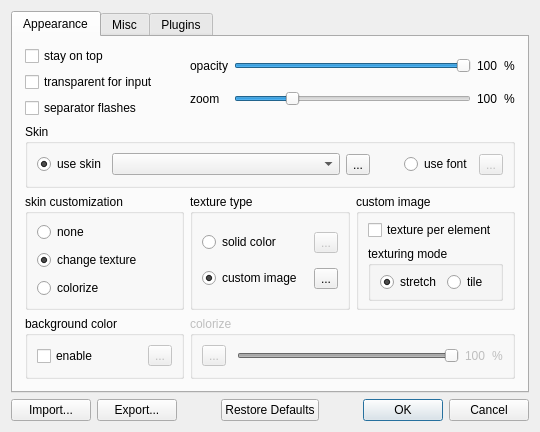
Before: the Qt Designer form digital_clock/gui/settings_dialog.ui in Kolcha/DigitalClock4, drawn with Qt 5.
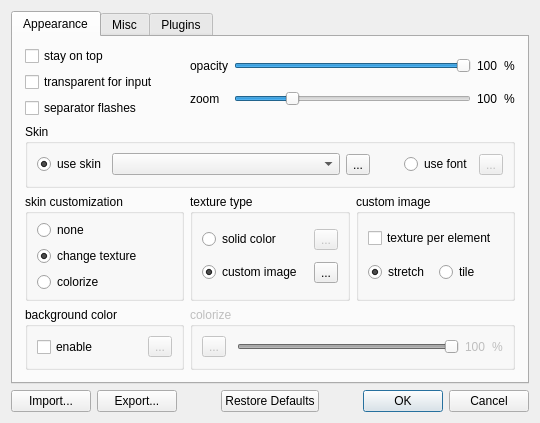
After: the same form once the commit is applied. Icons and pictures are not drawn. Custom widgets are drawn as their Qt base class.

```diff
--- a/digital_clock/gui/settings_dialog.ui
+++ b/digital_clock/gui/settings_dialog.ui
@@ -6,8 +6,8 @@
    <rect>
     <x>0</x>
     <y>0</y>
-    <width>496</width>
-    <height>382</height>
+    <width>512</width>
+    <height>423</height>
    </rect>
   </property>
   <property name="windowTitle">
@@ -368,33 +368,21 @@
          <property name="title">
           <string>custom image</string>
          </property>
-         <layout class="QVBoxLayout" name="image_layout">
+         <layout class="QGridLayout" name="image_layout">
           <property name="topMargin">
            <number>6</number>
           </property>
           <property name="bottomMargin">
            <number>6</number>
           </property>
-          <item>
+          <item row="0" column="0" colspan="2">
            <widget class="QCheckBox" name="txd_per_elem">
             <property name="text">
              <string>texture per element</string>
             </property>
            </widget>
           </item>
-          <item>
-           <widget class="QGroupBox" name="mode_group">
-            <property name="title">
-             <string>texturing mode</string>
-            </property>
-            <layout class="QHBoxLayout" name="mode_layout">
-             <property name="topMargin">
-              <number>6</number>
-             </property>
-             <property name="bottomMargin">
-              <number>6</number>
-             </property>
-             <item>
+          <item row="1" column="0">
               <widget class="QRadioButton" name="mode_stretch">
                <property name="text">
                 <string>stretch</string>
@@ -404,14 +392,11 @@
                </property>
               </widget>
              </item>
-             <item>
+          <item row="1" column="1">
               <widget class="QRadioButton" name="mode_tile">
                <property name="text">
                 <string>tile</string>
                </property>
-              </widget>
-             </item>
-            </layout>
            </widget>
           </item>
          </layout>
```
Lines whose indentation alone changed are shown as unchanged.
